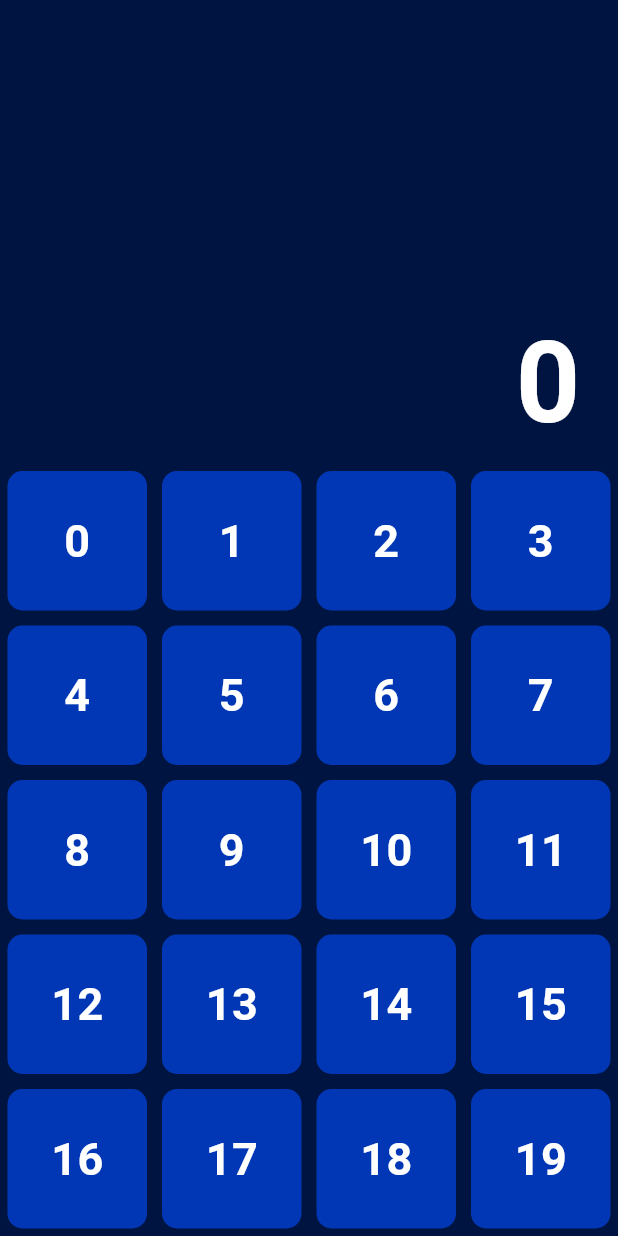
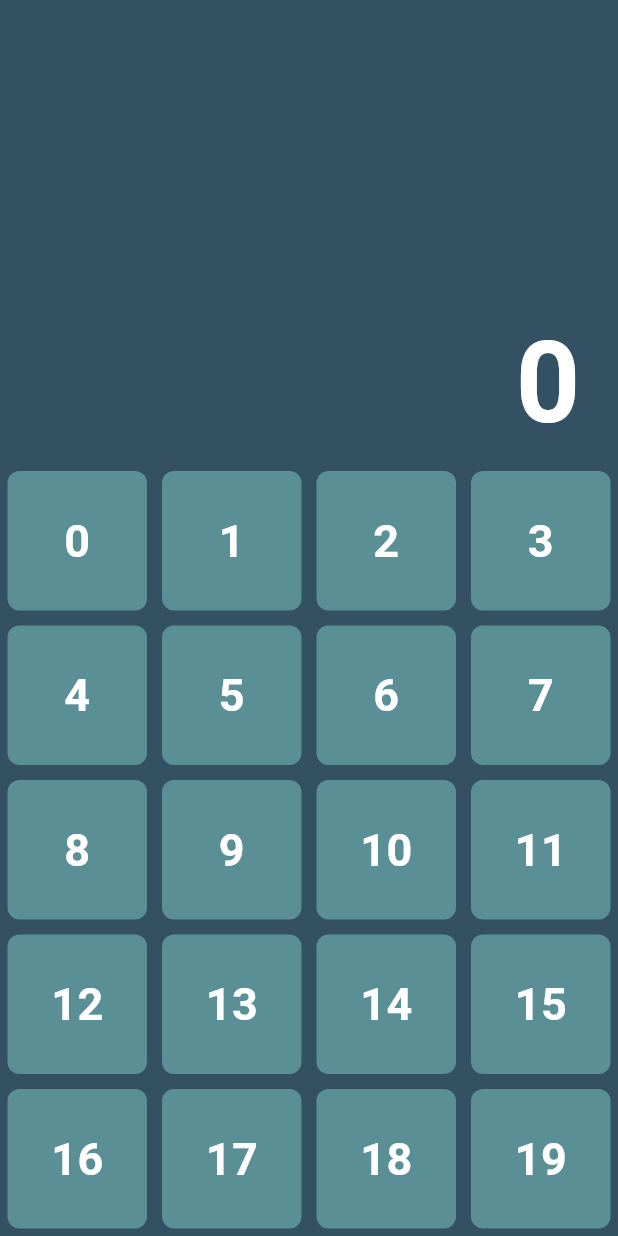
Before and after one commit to Eeva-cyber/Calculator-App, a Flutter app: the screen it shows after launch, on a phone screen of 412 x 824 dp. Run offline on Flutter 3.47's test engine with Material 3 defaults, Android fonts, the phone set to English and light mode, and no system bars.

Commit message:
UI color change

```diff
--- a/lib/pages/calculator_app.dart
+++ b/lib/pages/calculator_app.dart
@@ -55,7 +55,7 @@ class _CalculatorAppState extends State<CalculatorApp> {
   @override
   Widget build(BuildContext context) {
     return Scaffold(
-      backgroundColor: const Color.fromARGB(255, 0, 20, 65),
+      backgroundColor: const Color.fromARGB(255, 51, 81, 99),
       /*
       appBar: AppBar(
         title: Text(
@@ -78,7 +78,7 @@ class _CalculatorAppState extends State<CalculatorApp> {
               width: double.infinity,
               padding: const EdgeInsets.symmetric(horizontal: 25.0),
               alignment: Alignment.bottomRight,
-              color: const Color.fromARGB(255, 0, 20, 65),
+              color: const Color.fromARGB(255, 51, 81, 99),
               child: Text(
                 '$_firstAnswer',
                 style: TextStyle(
@@ -100,8 +100,8 @@ class _CalculatorAppState extends State<CalculatorApp> {
             physics: NeverScrollableScrollPhysics(),
             itemBuilder: (context, index) => Container(
               decoration: BoxDecoration(
-                borderRadius: BorderRadius.circular(10.0),
-                color: const Color.fromARGB(255, 1, 55, 181),
+                borderRadius: BorderRadius.circular(8.0),
+                color: const Color.fromARGB(255, 90, 143, 150),
               ),
               margin: EdgeInsets.all(5.0),
               child: Center(
```
